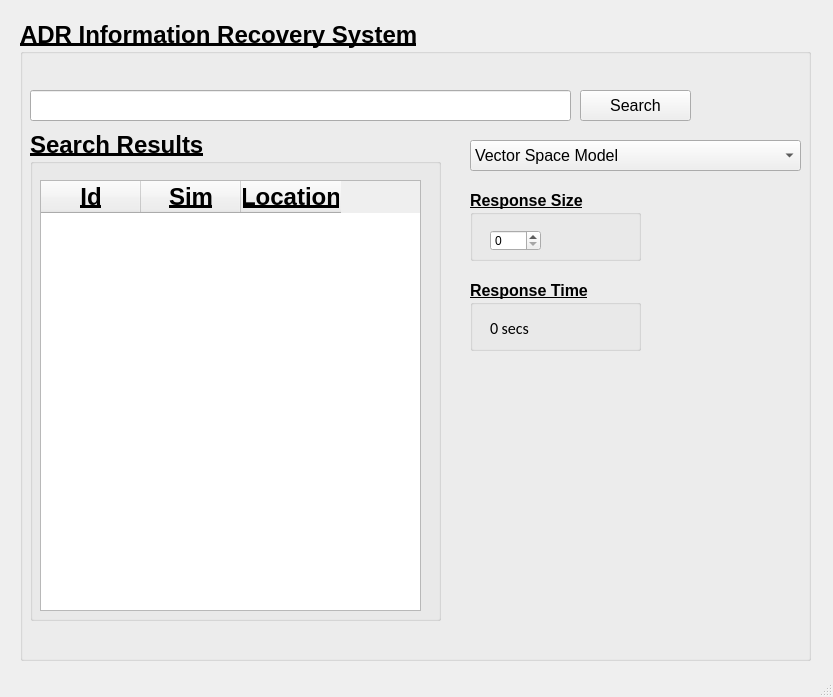
Before: the Qt Designer form gui/ADRGui.ui in rolysr/adr-retrieval-system, drawn with Qt 5.
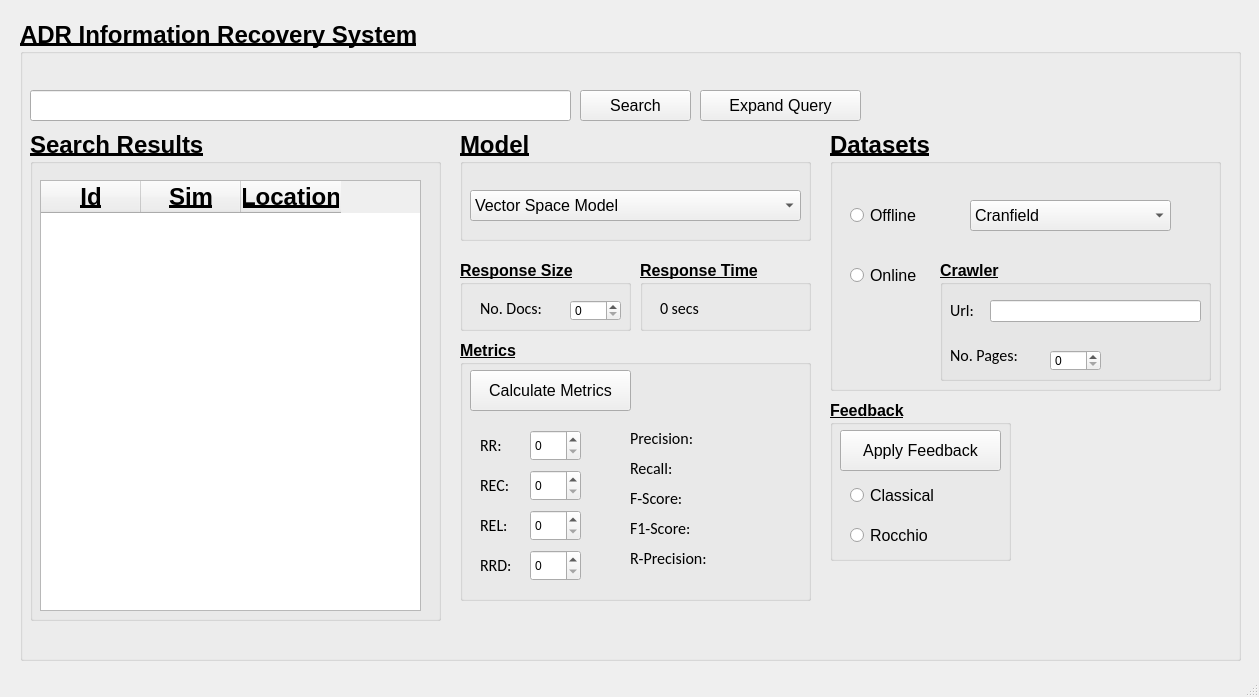
After: the same form once the commit is applied.

What changed in the file:
```diff
--- a/gui/ADRGui.ui
+++ b/gui/ADRGui.ui
@@ -6,10 +6,22 @@
    <rect>
     <x>0</x>
     <y>0</y>
-    <width>833</width>
+    <width>1259</width>
     <height>697</height>
    </rect>
   </property>
+  <property name="minimumSize">
+   <size>
+    <width>1259</width>
+    <height>697</height>
+   </size>
+  </property>
+  <property name="maximumSize">
+   <size>
+    <width>1259</width>
+    <height>697</height>
+   </size>
+  </property>
   <property name="font">
    <font>
     <pointsize>18</pointsize>
@@ -27,7 +39,7 @@
      <rect>
       <x>20</x>
       <y>20</y>
-      <width>791</width>
+      <width>1221</width>
       <height>641</height>
      </rect>
     </property>
@@ -78,45 +90,11 @@
       <string>Search</string>
      </property>
     </widget>
-    <widget class="QComboBox" name="comboBox">
+    <widget class="QGroupBox" name="responseSizeGroupBox">
      <property name="geometry">
       <rect>
-       <x>450</x>
-       <y>120</y>
-       <width>331</width>
-       <height>31</height>
-      </rect>
-     </property>
-     <property name="font">
-      <font>
-       <family>Arial</family>
-       <pointsize>12</pointsize>
-       <weight>50</weight>
-       <bold>false</bold>
-       <underline>false</underline>
-      </font>
-     </property>
-     <item>
-      <property name="text">
-       <string>Vector Space Model</string>
-      </property>
-     </item>
-     <item>
-      <property name="text">
-       <string>Boolean Model</string>
-      </property>
-     </item>
-     <item>
-      <property name="text">
-       <string>Generalized Vector Space Model</string>
-      </property>
-     </item>
-    </widget>
-    <widget class="QGroupBox" name="groupBox_3">
-     <property name="geometry">
-      <rect>
-       <x>450</x>
-       <y>170</y>
+       <x>440</x>
+       <y>240</y>
        <width>171</width>
        <height>71</height>
       </rect>
@@ -131,10 +109,10 @@
      <property name="title">
       <string>Response Size</string>
      </property>
-     <widget class="QSpinBox" name="spinBox">
+     <widget class="QSpinBox" name="noDocsSpinBox">
       <property name="geometry">
        <rect>
-        <x>20</x>
+        <x>110</x>
         <y>40</y>
         <width>51</width>
         <height>21</height>
@@ -150,6 +128,27 @@
        </font>
       </property>
      </widget>
+     <widget class="QLabel" name="label_4">
+      <property name="geometry">
+       <rect>
+        <x>20</x>
+        <y>40</y>
+        <width>81</width>
+        <height>16</height>
+       </rect>
+      </property>
+      <property name="font">
+       <font>
+        <family>Calibri</family>
+        <weight>50</weight>
+        <bold>false</bold>
+        <underline>false</underline>
+       </font>
+      </property>
+      <property name="text">
+       <string>No. Docs:</string>
+      </property>
+     </widget>
     </widget>
     <widget class="QGroupBox" name="groupBox_4">
      <property name="geometry">
@@ -192,8 +191,8 @@
     <widget class="QGroupBox" name="groupBox_5">
      <property name="geometry">
       <rect>
-       <x>450</x>
-       <y>260</y>
+       <x>620</x>
+       <y>240</y>
        <width>171</width>
        <height>71</height>
       </rect>
@@ -230,6 +229,653 @@
       </property>
      </widget>
     </widget>
+    <widget class="QGroupBox" name="modelGroupBox">
+     <property name="geometry">
+      <rect>
+       <x>440</x>
+       <y>110</y>
+       <width>351</width>
+       <height>111</height>
+      </rect>
+     </property>
+     <property name="title">
+      <string>Model</string>
+     </property>
+     <widget class="QComboBox" name="modelComboBox">
+      <property name="geometry">
+       <rect>
+        <x>10</x>
+        <y>60</y>
+        <width>331</width>
+        <height>31</height>
+       </rect>
+      </property>
+      <property name="font">
+       <font>
+        <family>Arial</family>
+        <pointsize>12</pointsize>
+        <weight>50</weight>
+        <bold>false</bold>
+        <underline>false</underline>
+       </font>
+      </property>
+      <item>
+       <property name="text">
+        <string>Vector Space Model</string>
+       </property>
+      </item>
+      <item>
+       <property name="text">
+        <string>Boolean Model</string>
+       </property>
+      </item>
+      <item>
+       <property name="text">
+        <string>Generalized Vector Space Model</string>
+       </property>
+      </item>
+     </widget>
+    </widget>
+    <widget class="QGroupBox" name="datasetGroupBox">
+     <property name="geometry">
+      <rect>
+       <x>810</x>
+       <y>110</y>
+       <width>391</width>
+       <height>261</height>
+      </rect>
+     </property>
+     <property name="title">
+      <string>Datasets</string>
+     </property>
+     <widget class="QComboBox" name="offlineDatasetsComboBox">
+      <property name="geometry">
+       <rect>
+        <x>140</x>
+        <y>70</y>
+        <width>201</width>
+        <height>31</height>
+       </rect>
+      </property>
+      <property name="font">
+       <font>
+        <family>Arial</family>
+        <pointsize>12</pointsize>
+        <weight>50</weight>
+        <bold>false</bold>
+        <underline>false</underline>
+       </font>
+      </property>
+      <item>
+       <property name="text">
+        <string>Cranfield</string>
+       </property>
+      </item>
+      <item>
+       <property name="text">
+        <string>Reuters</string>
+       </property>
+      </item>
+      <item>
+       <property name="text">
+        <string>20-Newsgroups</string>
+       </property>
+      </item>
+     </widget>
+     <widget class="QRadioButton" name="offlineRadioButton">
+      <property name="geometry">
+       <rect>
+        <x>20</x>
+        <y>70</y>
+        <width>111</width>
+        <height>31</height>
+       </rect>
+      </property>
+      <property name="font">
+       <font>
+        <pointsize>12</pointsize>
+        <weight>50</weight>
+        <bold>false</bold>
+        <underline>false</underline>
+       </font>
+      </property>
+      <property name="text">
+       <string>Offline</string>
+      </property>
+     </widget>
+     <widget class="QRadioButton" name="onlineRadioButton">
+      <property name="geometry">
+       <rect>
+        <x>20</x>
+        <y>130</y>
+        <width>111</width>
+        <height>31</height>
+       </rect>
+      </property>
+      <property name="font">
+       <font>
+        <pointsize>12</pointsize>
+        <weight>50</weight>
+        <bold>false</bold>
+        <underline>false</underline>
+       </font>
+      </property>
+      <property name="text">
+       <string>Online</string>
+      </property>
+     </widget>
+     <widget class="QGroupBox" name="crawlerGroupBox">
+      <property name="geometry">
+       <rect>
+        <x>110</x>
+        <y>130</y>
+        <width>271</width>
+        <height>121</height>
+       </rect>
+      </property>
+      <property name="font">
+       <font>
+        <pointsize>12</pointsize>
+        <weight>75</weight>
+        <bold>true</bold>
+       </font>
+      </property>
+      <property name="title">
+       <string>Crawler</string>
+      </property>
+      <widget class="QLineEdit" name="urlCrawlerLineEdit">
+       <property name="geometry">
+        <rect>
+         <x>50</x>
+         <y>40</y>
+         <width>211</width>
+         <height>22</height>
+        </rect>
+       </property>
+       <property name="font">
+        <font>
+         <weight>50</weight>
+         <bold>false</bold>
+         <underline>false</underline>
+        </font>
+       </property>
+      </widget>
+      <widget class="QLabel" name="label_2">
+       <property name="geometry">
+        <rect>
+         <x>10</x>
+         <y>40</y>
+         <width>31</width>
+         <height>21</height>
+        </rect>
+       </property>
+       <property name="font">
+        <font>
+         <family>Calibri</family>
+         <weight>50</weight>
+         <bold>false</bold>
+         <underline>false</underline>
+        </font>
+       </property>
+       <property name="text">
+        <string>Url:</string>
+       </property>
+      </widget>
+      <widget class="QLabel" name="label_3">
+       <property name="geometry">
+        <rect>
+         <x>10</x>
+         <y>80</y>
+         <width>91</width>
+         <height>31</height>
+        </rect>
+       </property>
+       <property name="font">
+        <font>
+         <family>Calibri</family>
+         <weight>50</weight>
+         <bold>false</bold>
+         <underline>false</underline>
+        </font>
+       </property>
+       <property name="text">
+        <string>No. Pages:</string>
+       </property>
+      </widget>
+      <widget class="QSpinBox" name="noPagesCrawlerSpinBox">
+       <property name="geometry">
+        <rect>
+         <x>110</x>
+         <y>90</y>
+         <width>51</width>
+         <height>21</height>
+        </rect>
+       </property>
+       <property name="font">
+        <font>
+         <family>Microsoft Sans Serif</family>
+         <pointsize>9</pointsize>
+         <weight>50</weight>
+         <bold>false</bold>
+         <underline>false</underline>
+        </font>
+       </property>
+      </widget>
+     </widget>
+    </widget>
+    <widget class="QGroupBox" name="feedbackGroupBox">
+     <property name="geometry">
+      <rect>
+       <x>810</x>
+       <y>380</y>
+       <width>181</width>
+       <height>161</height>
+      </rect>
+     </property>
+     <property name="font">
+      <font>
+       <pointsize>12</pointsize>
+       <weight>75</weight>
+       <bold>true</bold>
+      </font>
+     </property>
+     <property name="title">
+      <string>Feedback</string>
+     </property>
+     <widget class="QPushButton" name="feedbackButton">
+      <property name="geometry">
+       <rect>
+        <x>10</x>
+        <y>30</y>
+        <width>161</width>
+        <height>41</height>
+       </rect>
+      </property>
+      <property name="font">
+       <font>
+        <family>Arial</family>
+        <pointsize>12</pointsize>
+        <weight>50</weight>
+        <bold>false</bold>
+        <underline>false</underline>
+       </font>
+      </property>
+      <property name="text">
+       <string>Apply Feedback</string>
+      </property>
+     </widget>
+     <widget class="QRadioButton" name="classicalRadioButton">
+      <property name="geometry">
+       <rect>
+        <x>20</x>
+        <y>80</y>
+        <width>111</width>
+        <height>31</height>
+       </rect>
+      </property>
+      <property name="font">
+       <font>
+        <pointsize>12</pointsize>
+        <weight>50</weight>
+        <bold>false</bold>
+        <underline>false</underline>
+       </font>
+      </property>
+      <property name="text">
+       <string>Classical</string>
+      </property>
+     </widget>
+     <widget class="QRadioButton" name="rocchioRadioButton">
+      <property name="geometry">
+       <rect>
+        <x>20</x>
+        <y>120</y>
+        <width>111</width>
+        <height>31</height>
+       </rect>
+      </property>
+      <property name="font">
+       <font>
+        <pointsize>12</pointsize>
+        <weight>50</weight>
+        <bold>false</bold>
+        <underline>false</underline>
+       </font>
+      </property>
+      <property name="text">
+       <string>Rocchio</string>
+      </property>
+     </widget>
+    </widget>
+    <widget class="QGroupBox" name="metricsGroupBox">
+     <property name="geometry">
+      <rect>
+       <x>440</x>
+       <y>320</y>
+       <width>351</width>
+       <height>261</height>
+      </rect>
+     </property>
+     <property name="font">
+      <font>
+       <pointsize>12</pointsize>
+       <weight>75</weight>
+       <bold>true</bold>
+      </font>
+     </property>
+     <property name="title">
+      <string>Metrics</string>
+     </property>
+     <widget class="QPushButton" name="metricsButton">
+      <property name="geometry">
+       <rect>
+        <x>10</x>
+        <y>30</y>
+        <width>161</width>
+        <height>41</height>
+       </rect>
+      </property>
+      <property name="font">
+       <font>
+        <family>Arial</family>
+        <pointsize>12</pointsize>
+        <weight>50</weight>
+        <bold>false</bold>
+        <underline>false</underline>
+       </font>
+      </property>
+      <property name="text">
+       <string>Calculate Metrics</string>
+      </property>
+     </widget>
+     <widget class="QLabel" name="precisionLabel">
+      <property name="geometry">
+       <rect>
+        <x>170</x>
+        <y>90</y>
+        <width>121</width>
+        <height>16</height>
+       </rect>
+      </property>
+      <property name="font">
+       <font>
+        <family>Calibri</family>
+        <weight>50</weight>
+        <bold>false</bold>
+        <underline>false</underline>
+       </font>
+      </property>
+      <property name="text">
+       <string>Precision:</string>
+      </property>
+     </widget>
+     <widget class="QLabel" name="recallLabel">
+      <property name="geometry">
+       <rect>
+        <x>170</x>
+        <y>120</y>
+        <width>121</width>
+        <height>16</height>
+       </rect>
+      </property>
+      <property name="font">
+       <font>
+        <family>Calibri</family>
+        <weight>50</weight>
+        <bold>false</bold>
+        <underline>false</underline>
+       </font>
+      </property>
+      <property name="text">
+       <string>Recall:</string>
+      </property>
+     </widget>
+     <widget class="QLabel" name="fscoreLabel">
+      <property name="geometry">
+       <rect>
+        <x>170</x>
+        <y>150</y>
+        <width>121</width>
+        <height>16</height>
+       </rect>
+      </property>
+      <property name="font">
+       <font>
+        <family>Calibri</family>
+        <weight>50</weight>
+        <bold>false</bold>
+        <underline>false</underline>
+       </font>
+      </property>
+      <property name="text">
+       <string>F-Score:</string>
+      </property>
+     </widget>
+     <widget class="QLabel" name="f1scoreLabel">
+      <property name="geometry">
+       <rect>
+        <x>170</x>
+        <y>180</y>
+        <width>121</width>
+        <height>16</height>
+       </rect>
+      </property>
+      <property name="font">
+       <font>
+        <family>Calibri</family>
+        <weight>50</weight>
+        <bold>false</bold>
+        <underline>false</underline>
+       </font>
+      </property>
+      <property name="text">
+       <string>F1-Score:</string>
+      </property>
+     </widget>
+     <widget class="QLabel" name="rprecisionLabel">
+      <property name="geometry">
+       <rect>
+        <x>170</x>
+        <y>210</y>
+        <width>121</width>
+        <height>16</height>
+       </rect>
+      </property>
+      <property name="font">
+       <font>
+        <family>Calibri</family>
+        <weight>50</weight>
+        <bold>false</bold>
+        <underline>false</underline>
+       </font>
+      </property>
+      <property name="text">
+       <string>R-Precision:</string>
+      </property>
+     </widget>
+     <widget class="QLabel" name="label_10">
+      <property name="geometry">
+       <rect>
+        <x>20</x>
+        <y>90</y>
+        <width>31</width>
+        <height>31</height>
+       </rect>
+      </property>
+      <property name="font">
+       <font>
+        <family>Calibri</family>
+        <weight>50</weight>
+        <bold>false</bold>
+        <underline>false</underline>
+       </font>
+      </property>
+      <property name="text">
+       <string>RR:</string>
+      </property>
+     </widget>
+     <widget class="QSpinBox" name="RRSpinBox">
+      <property name="geometry">
+       <rect>
+        <x>70</x>
+        <y>90</y>
+        <width>51</width>
+        <height>31</height>
+       </rect>
+      </property>
+      <property name="font">
+       <font>
+        <family>Microsoft Sans Serif</family>
+        <pointsize>9</pointsize>
+        <weight>50</weight>
+        <bold>false</bold>
+        <underline>false</underline>
+       </font>
+      </property>
+     </widget>
+     <widget class="QLabel" name="label_11">
+      <property name="geometry">
+       <rect>
+        <x>20</x>
+        <y>130</y>
+        <width>41</width>
+        <height>31</height>
+       </rect>
+      </property>
+      <property name="font">
+       <font>
+        <family>Calibri</family>
+        <weight>50</weight>
+        <bold>false</bold>
+        <underline>false</underline>
+       </font>
+      </property>
+      <property name="text">
+       <string>REC:</string>
+      </property>
+     </widget>
+     <widget class="QSpinBox" name="RECSpinBox">
+      <property name="geometry">
+       <rect>
+        <x>70</x>
+        <y>130</y>
+        <width>51</width>
+        <height>31</height>
+       </rect>
+      </property>
+      <property name="font">
+       <font>
+        <family>Microsoft Sans Serif</family>
+        <pointsize>9</pointsize>
+        <weight>50</weight>
+        <bold>false</bold>
+        <underline>false</underline>
+       </font>
+      </property>
+     </widget>
+     <widget class="QLabel" name="label_12">
+      <property name="geometry">
+       <rect>
+        <x>20</x>
+        <y>170</y>
+        <width>41</width>
+        <height>31</height>
+       </rect>
+      </property>
+      <property name="font">
+       <font>
+        <family>Calibri</family>
+        <weight>50</weight>
+        <bold>false</bold>
+        <underline>false</underline>
+       </font>
+      </property>
+      <property name="text">
+       <string>REL:</string>
+      </property>
+     </widget>
+     <widget class="QSpinBox" name="RELSpinBox">
+      <property name="geometry">
+       <rect>
+        <x>70</x>
+        <y>170</y>
+        <width>51</width>
+        <height>31</height>
+       </rect>
+      </property>
+      <property name="font">
+       <font>
+        <family>Microsoft Sans Serif</family>
+        <pointsize>9</pointsize>
+        <weight>50</weight>
+        <bold>false</bold>
+        <underline>false</underline>
+       </font>
+      </property>
+     </widget>
+     <widget class="QLabel" name="label_13">
+      <property name="geometry">
+       <rect>
+        <x>20</x>
+        <y>210</y>
+        <width>41</width>
+        <height>31</height>
+       </rect>
+      </property>
+      <property name="font">
+       <font>
+        <family>Calibri</family>
+        <weight>50</weight>
+        <bold>false</bold>
+        <underline>false</underline>
+       </font>
+      </property>
+      <property name="text">
+       <string>RRD:</string>
+      </property>
+     </widget>
+     <widget class="QSpinBox" name="RRDSpinBox">
+      <property name="geometry">
+       <rect>
+        <x>70</x>
+        <y>210</y>
+        <width>51</width>
+        <height>31</height>
+       </rect>
+      </property>
+      <property name="font">
+       <font>
+        <family>Microsoft Sans Serif</family>
+        <pointsize>9</pointsize>
+        <weight>50</weight>
+        <bold>false</bold>
+        <underline>false</underline>
+       </font>
+      </property>
+     </widget>
+    </widget>
+    <widget class="QPushButton" name="expandQueryButton">
+     <property name="geometry">
+      <rect>
+       <x>680</x>
+       <y>70</y>
+       <width>161</width>
+       <height>31</height>
+      </rect>
+     </property>
+     <property name="font">
+      <font>
+       <family>Arial</family>
+       <pointsize>12</pointsize>
+       <weight>50</weight>
+       <bold>false</bold>
+       <underline>false</underline>
+      </font>
+     </property>
+     <property name="text">
+      <string>Expand Query</string>
+     </property>
+    </widget>
    </widget>
   </widget>
   <widget class="QStatusBar" name="statusbar"/>
```
Left out of the diff: 14 changed lines with no effect on the pictures.
